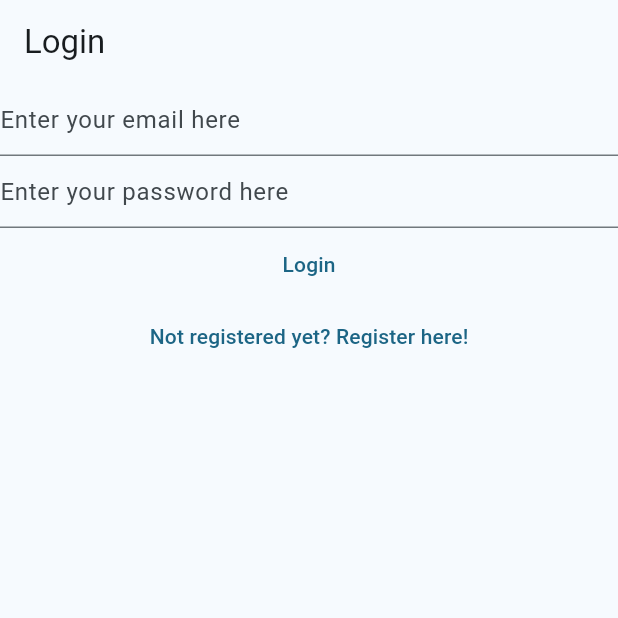
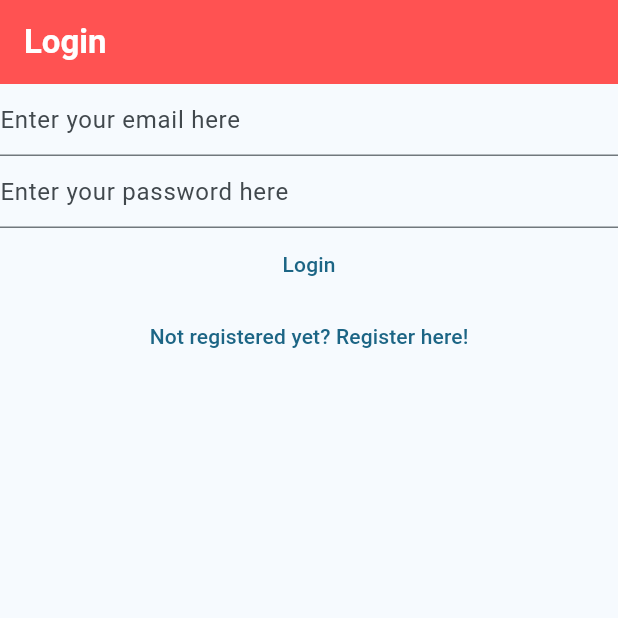
Before and after one commit to Golden76z/sport_app, a Flutter app: the screen it shows after launch, on a phone screen of 412 x 824 dp, the top half of it. Run offline on Flutter 3.47's test engine with Material 3 defaults, Android fonts, the phone set to English and light mode, and no system bars; our stand-ins replace bloc, cloud_firestore, equatable, firebase_auth, firebase_core, flutter_bloc and 1 more; accounts and stored records are empty; generated files the repository leaves out were written again.

Commit message:
Little login changes

```diff
--- a/lib/views/login_view.dart
+++ b/lib/views/login_view.dart
@@ -58,7 +58,13 @@ class _LoginViewState extends State<LoginView> {
       },
       child: Scaffold(
         appBar: AppBar(
-          title: const Text('Login'),
+          title: const Text('Login',
+          style: TextStyle(
+                fontWeight: FontWeight.bold,
+              )
+          ),
+            backgroundColor: Colors.redAccent[200],
+            foregroundColor: Colors.white,
         ),
         body: Column(
           children: [
```
